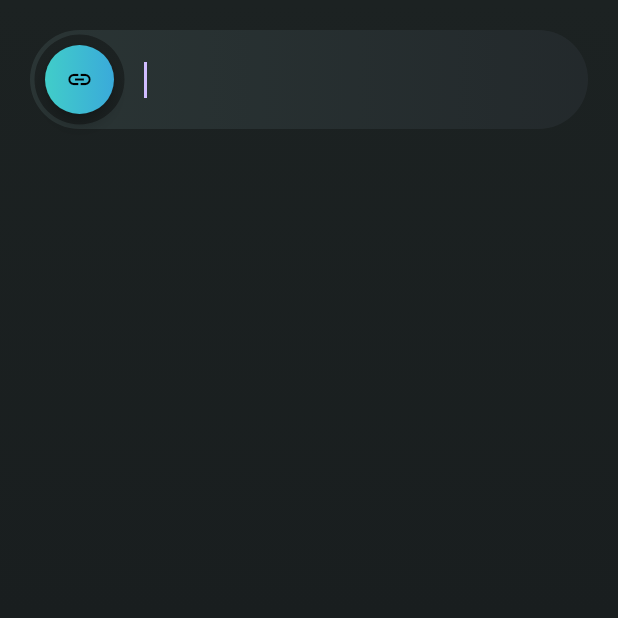
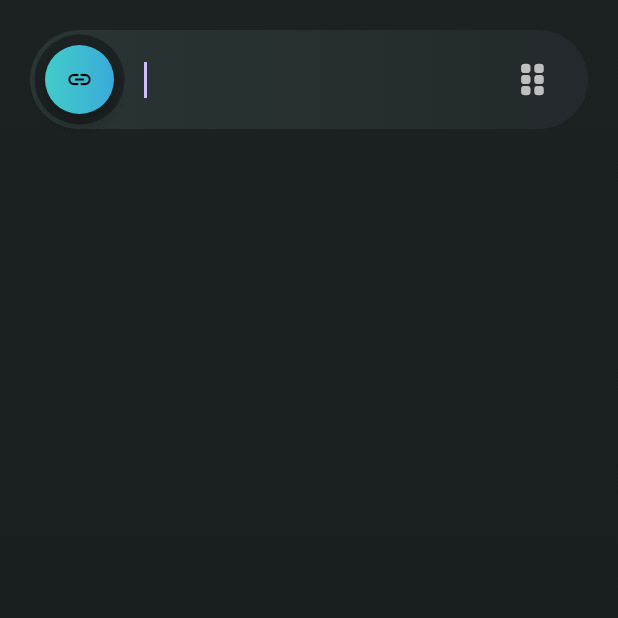
Before and after one commit to 3enedict/assistant, a Flutter app: the screen it shows after launch, after a tap on the "add" icon, on a phone screen of 412 x 824 dp, the top half of it. Run offline on Flutter 3.47's test engine with Material 2 defaults, Android fonts, the light colour scheme and no system bars; our stand-ins replace font_awesome_flutter, google_fonts, shared_preferences, webview_flutter; statements that could not run were skipped.

Commit message:
Updated how items look

```diff
--- a/lib/screens/tab_selector.dart
+++ b/lib/screens/tab_selector.dart
@@ -45,13 +45,10 @@ Widget _proxyDecorator(Widget child, int index, Animation<double> animation) {
   return AnimatedBuilder(
     animation: animation,
     builder: (BuildContext context, Widget? child) {
-      final double animValue = Curves.easeInOut.transform(animation.value);
-      final double elevation = lerpDouble(0, 6, animValue)!;
       return Material(
-        elevation: elevation,
         color: Colors.transparent,
         shadowColor: Colors.transparent,
-        child: child,
+        child: Transform.scale(scale: 1.05, child: child),
       );
     },
     child: child,
--- a/lib/widgets/custom_textfield.dart
+++ b/lib/widgets/custom_textfield.dart
@@ -1,6 +1,6 @@
 import 'package:flutter/material.dart';
-import 'package:owl/gradients.dart';
 
+import 'package:font_awesome_flutter/font_awesome_flutter.dart';
 import 'package:provider/provider.dart';
 
 import 'package:owl/url_model.dart';
@@ -36,23 +36,21 @@ class CustomTextfield extends StatelessWidget {
     final leftConfiguration = [
       const SizedBox(width: 66 + 10),
       textfield,
+      const SizedBox(width: 10),
+      const Icon(
+        FontAwesomeIcons.gripVertical,
+        color: Colors.white70,
+      ),
       const SizedBox(width: 25),
     ];
 
     final rightConfiguration = [
-      Container(
-        decoration: BoxDecoration(
-          borderRadius: BorderRadius.circular(13),
-          gradient: LinearGradient(
-            colors: id == Provider.of<UrlModel>(context, listen: false).enabled
-                ? owlGradient
-                : toBackgroundGradientWithReducedColorChange(owlGradient),
-          ),
-        ),
-        margin: const EdgeInsets.fromLTRB(20, 0, 14, 0),
-        height: 26,
-        width: 26,
+      const SizedBox(width: 25),
+      const Icon(
+        FontAwesomeIcons.gripVertical,
+        color: Colors.white70,
       ),
+      const SizedBox(width: 10),
       textfield,
       const SizedBox(width: 66 + 10),
     ];
--- a/pubspec.yaml
+++ b/pubspec.yaml
@@ -13,6 +13,7 @@ dependencies:
   shared_preferences:
   google_fonts: ^5.1.0
   provider: ^6.0.5
+  font_awesome_flutter: ^10.5.0
 
 dev_dependencies:
   flutter_test:
```
Also changed, not shown: pubspec.lock.
